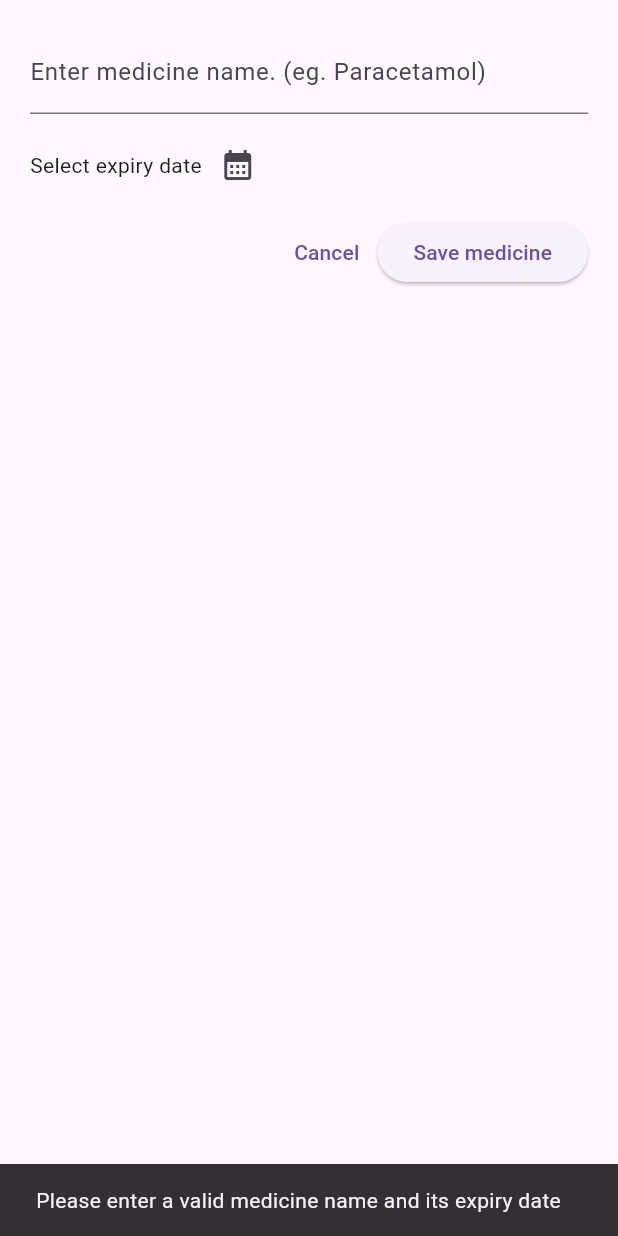
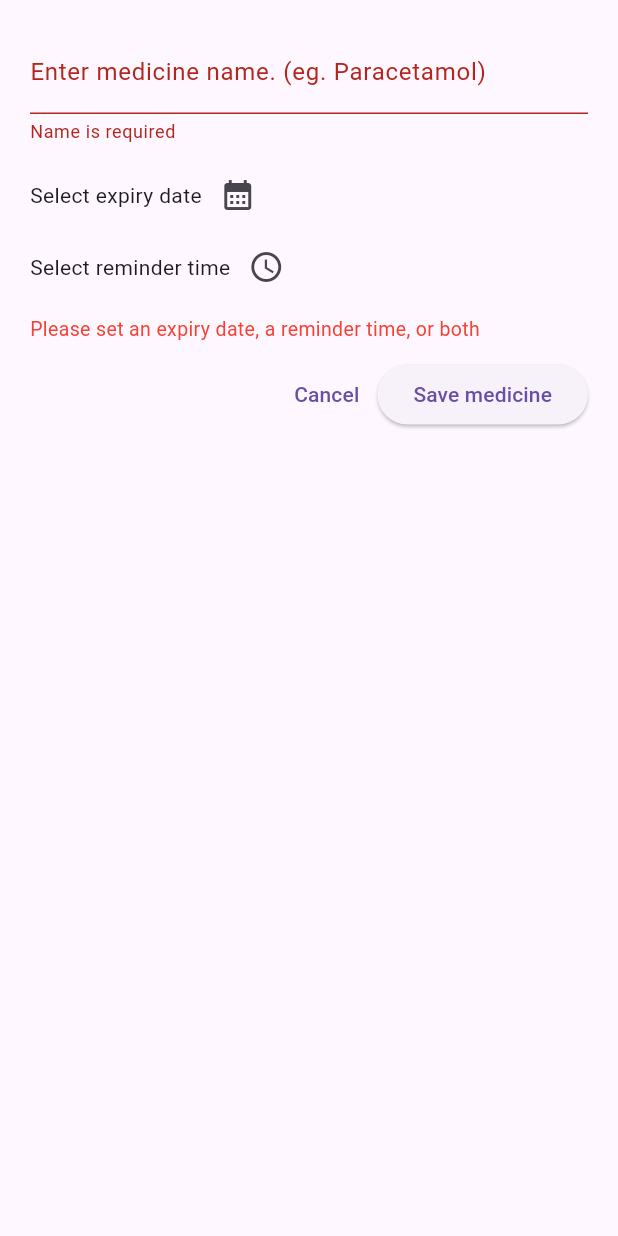
Before and after one commit to HeyIexist/medicine-tracker, a Flutter app: the AddMedicineSheet widget shown alone on an empty page, opened directly, after a tap on "Save medicine", on a phone screen of 412 x 824 dp. Run offline on Flutter 3.47's test engine with Material 3 defaults, Android fonts, the light colour scheme and no system bars; our stand-ins replace flutter_local_notifications, flutter_timezone, sqflite, timezone; accounts and stored records are empty.

Commit message:
Add remainder medicines

```diff
--- a/lib/main.dart
+++ b/lib/main.dart
@@ -1,4 +1,5 @@
 import 'package:flutter/material.dart';
+import 'package:flutter_timezone/flutter_timezone.dart';
 import 'package:medicine_tracker/screens/home_screen.dart';
 import 'package:medicine_tracker/services/database_service.dart';
 import 'package:timezone/data/latest_all.dart' as tz;
@@ -8,7 +9,10 @@ import 'package:medicine_tracker/services/notification_service.dart';
 void main() async {
   WidgetsFlutterBinding.ensureInitialized();
   tz.initializeTimeZones();
-  tz.setLocalLocation(tz.getLocation('Asia/Kolkata'));
+
+  final timeZoneName = await FlutterTimezone.getLocalTimezone();
+  tz.setLocalLocation(tz.getLocation(timeZoneName.identifier));
+
   await NotificationService.instance.initNotification();
   await DatabaseService.instance.database;
   runApp(MyApp());
--- a/lib/services/database_service.dart
+++ b/lib/services/database_service.dart
@@ -23,9 +23,13 @@ class DatabaseService {
           id INTEGER PRIMARY KEY AUTOINCREMENT,
           name TEXT NOT NULL,
           createdAt TEXT NOT NULL,
-          expiryDate TEXT NOT NULL
+          expiryDate TEXT,
+          reminderTime TEXT,
+          mealTiming TEXT
         )''');
       },
     );
   }
+
+
 }
--- a/lib/services/notification_service.dart
+++ b/lib/services/notification_service.dart
@@ -1,3 +1,4 @@
+import 'package:flutter/material.dart';
 import 'package:flutter_local_notifications/flutter_local_notifications.dart';
 // import 'package:timezone/standalone.dart';
 import 'package:timezone/timezone.dart' as tz;
@@ -22,6 +23,7 @@ class NotificationService {
           AndroidFlutterLocalNotificationsPlugin
         >();
     await requestPermission?.requestNotificationsPermission();
+    await requestPermission?.requestExactAlarmsPermission();
   }
 
   Future<void> scheduleExpiryNotification({
@@ -29,7 +31,6 @@ class NotificationService {
     required String name,
     required DateTime expiryDate,
   }) async {
-
     final reminderDate = DateTime(
       expiryDate.year,
       expiryDate.month,
@@ -47,7 +48,7 @@ class NotificationService {
     if (reminderDate.isAfter(now)) {
       final expiresIn = expiryDate.difference(now).inDays;
       await notificationPlugin.zonedSchedule(
-        id: id,
+        id: id + 10000,
         scheduledDate: tz.TZDateTime.from(reminderDate, tz.local),
         notificationDetails: notificationDetails,
         androidScheduleMode: androidScheduleMode,
@@ -68,6 +69,46 @@ class NotificationService {
     }
   }
 
+  Future<void> scheduleDailyReminder({
+    required int id,
+    required String name,
+    required TimeOfDay time,
+    String? mealTiming,
+  }) async {
+    final now = DateTime.now();
+    var scheduledDate = DateTime(
+      now.year,
+      now.month,
+      now.day,
+      time.hour,
+      time.minute,
+    );
+    if (scheduledDate.isBefore(now)) {
+      scheduledDate = scheduledDate.add(const Duration(days: 1));
+    }
+    final androidDetails = AndroidNotificationDetails(
+      'reminder_channel',
+      'Medicine reminder alerts',
+    );
+    final notificationDetails = NotificationDetails(android: androidDetails);
+    final mealText = mealTiming == 'before'
+        ? ' (before meal)'
+        : mealTiming == 'after'
+        ? ' (after meal)'
+        : '';
+    await notificationPlugin.zonedSchedule(
+
+      id: id,
+      title: 'Time to take $name',
+      body: 'Reminder to take your medicine $mealText',
+      scheduledDate: tz.TZDateTime.from(scheduledDate, tz.local),
+      notificationDetails: notificationDetails,
+      androidScheduleMode: AndroidScheduleMode.alarmClock,
+      matchDateTimeComponents: DateTimeComponents.time,
+
+    );
+  }
+
   Future<void> cancelNotification(int id) async {
     await notificationPlugin.cancel(id: id);
   }
--- a/lib/widgets/add_medicine_sheet.dart
+++ b/lib/widgets/add_medicine_sheet.dart
@@ -10,8 +10,13 @@ class AddMedicineSheet extends StatefulWidget {
 }
 
 class _AddMedicineSheetState extends State<AddMedicineSheet> {
-  final _nameController = TextEditingController();
+  final _formKey = GlobalKey<FormState>();
+  String? _name;
   DateTime? _pickedDate;
+  TimeOfDay? _reminderTime;
+  String? _mealTiming;
+  String? _dateOrTimeError;
+
   void _pickDate() async {
     final now = DateTime.now();
     final pickedDate = await showDatePicker(
@@ -21,43 +26,65 @@ class _AddMedicineSheetState extends State<AddMedicineSheet> {
     );
     setState(() {
       _pickedDate = pickedDate;
+      _dateOrTimeError = null;
+    });
+  }
+
+  void _pickTime() async {
+    final pickedTime = await showTimePicker(
+      context: context,
+      initialTime: TimeOfDay.now(),
+    );
+    setState(() {
+      _reminderTime = pickedTime;
+      _dateOrTimeError = null;
     });
   }
 
   Future<void> addMedicineToDb() async {
-    final name = _nameController.text.trim();
-    if (name.isEmpty || _pickedDate == null) {
-      ScaffoldMessenger.of(context).clearSnackBars();
-      ScaffoldMessenger.of(context).showSnackBar(
-        SnackBar(
-          persist: false,
-          content: Text(
-            'Please enter a valid medicine name and its expiry date',
-          ),
-        ),
-      );
+    final isValid = _formKey.currentState!.validate();
+
+    if (_pickedDate == null && _reminderTime == null) {
+      setState(() {
+        _dateOrTimeError =
+            'Please set an expiry date, a reminder time, or both';
+      });
       return;
     }
+
+    if (!isValid) return;
+
+    setState(() => _dateOrTimeError = null);
+    _formKey.currentState!.save();
+    print('About to insert — mealTiming is: $_mealTiming');
     final db = await DatabaseService.instance.database;
     final id = await db.insert('medicines', {
-      'name': name,
+      'name': _name,
       'createdAt': DateTime.now().toIso8601String(),
-      'expiryDate': _pickedDate!.toIso8601String(),
+      'expiryDate': _pickedDate?.toIso8601String(),
+      'reminderTime': _reminderTime != null
+          ? '${_reminderTime!.hour}:${_reminderTime!.minute}'
+          : null,
+      'mealTiming': _mealTiming,
     });
 
+    if (_pickedDate != null) {
       NotificationService.instance.scheduleExpiryNotification(
-      id: id,
-      name: name,
+        id: id + 1000,
+        name: _name!,
         expiryDate: _pickedDate!,
       );
+    }
+
+    if (_reminderTime != null) {
+      NotificationService.instance.scheduleDailyReminder(
+        id: id,
+        name: _name!,
+        time: _reminderTime!,
+      );
+    }
 
     if (mounted) Navigator.of(context).pop();
-  }
-
-  @override
-  void dispose() {
-    _nameController.dispose();
-    super.dispose();
   }
 
   @override
@@ -69,14 +96,21 @@ class _AddMedicineSheetState extends State<AddMedicineSheet> {
         right: 20,
         bottom: MediaQuery.of(context).viewInsets.bottom + 50,
       ),
+      child: SingleChildScrollView(
+        child: Form(
+          key: _formKey,
           child: Column(
             mainAxisSize: MainAxisSize.min,
+            crossAxisAlignment: CrossAxisAlignment.start,
             children: [
-          TextField(
-            controller: _nameController,
-            decoration: InputDecoration(
+              TextFormField(
+                decoration: const InputDecoration(
                   labelText: 'Enter medicine name. (eg. Paracetamol)',
                 ),
+                validator: (value) => (value == null || value.trim().isEmpty)
+                    ? 'Name is required'
+                    : null,
+                onSaved: (value) => _name = value?.trim(),
               ),
               const SizedBox(height: 10),
               Row(
@@ -92,6 +126,43 @@ class _AddMedicineSheetState extends State<AddMedicineSheet> {
                   ),
                 ],
               ),
+              Row(
+                children: [
+                  Text(
+                    _reminderTime == null
+                        ? 'Select reminder time'
+                        : _reminderTime!.format(context),
+                  ),
+                  IconButton(
+                    onPressed: _pickTime,
+                    icon: const Icon(Icons.access_time),
+                  ),
+                ],
+              ),
+              if (_reminderTime != null) ...[
+                const SizedBox(height: 10),
+                DropdownButtonFormField<String>(
+                  initialValue: _mealTiming,
+                  decoration: const InputDecoration(
+                    labelText: 'Meal timing (optional)',
+                  ),
+                  items: const [
+                    DropdownMenuItem(
+                      value: 'before',
+                      child: Text('Before meal'),
+                    ),
+                    DropdownMenuItem(value: 'after', child: Text('After meal')),
+                  ],
+                  onChanged: (value) => setState(() => _mealTiming = value),
+                ),
+              ],
+              if (_dateOrTimeError != null) ...[
+                const SizedBox(height: 8),
+                Text(
+                  _dateOrTimeError!,
+                  style: const TextStyle(color: Colors.red, fontSize: 13),
+                ),
+              ],
               const SizedBox(height: 10),
               Row(
                 mainAxisAlignment: MainAxisAlignment.end,
@@ -108,6 +179,8 @@ class _AddMedicineSheetState extends State<AddMedicineSheet> {
               ),
             ],
           ),
+        ),
+      ),
     );
   }
 }
--- a/pubspec.yaml
+++ b/pubspec.yaml
@@ -39,6 +39,7 @@ dependencies:
   flutter_local_notifications: ^22.3.0
   timezone: ^0.11.1
   http: ^1.6.0
+  flutter_timezone: ^5.1.0
 
 dev_dependencies:
   flutter_test:
```
Also changed, not shown: lib/screens/home_screen.dart (+156 -128 lines), lib/widgets/expiry_card.dart (added, +91 -0 lines), lib/widgets/reminder_card.dart (added, +107 -0 lines), pubspec.lock, 5 other files. Lines whose indentation alone changed are shown as unchanged.
